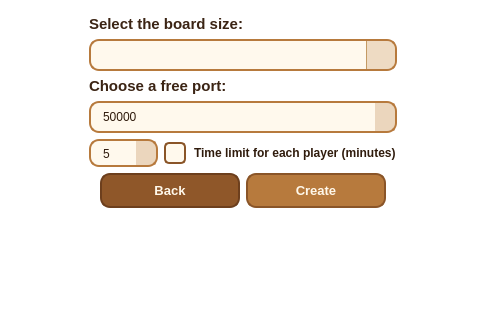
The window that UI/Network/host_page.ui (PlaTwo-project/PlaTwo) describes before a commit, drawn with Qt 5; both pictures show x 339 to 825 and y 363 to 683 of the 1163 by 683 pixel window.
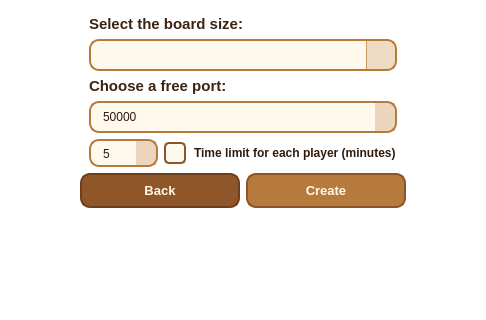
The same window after the commit.

```diff
--- a/UI/Network/host_page.ui
+++ b/UI/Network/host_page.ui
@@ -80,7 +80,7 @@
             <widget class="QPushButton" name="pushButton_back">
              <property name="minimumSize">
               <size>
-               <width>140</width>
+               <width>160</width>
                <height>0</height>
               </size>
              </property>
@@ -121,7 +121,7 @@
             <widget class="QPushButton" name="pushButton_create">
              <property name="minimumSize">
               <size>
-               <width>140</width>
+               <width>160</width>
                <height>0</height>
               </size>
              </property>
```
Left out of the diff: 1 changed line with no effect on the pictures.
